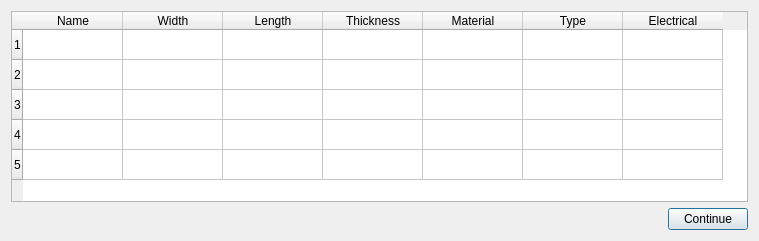
This is NEW_UI/ui/layerStack.ui in e3da/PowerSynth2-core as Qt 5 draws it before an edit. The edited form follows.
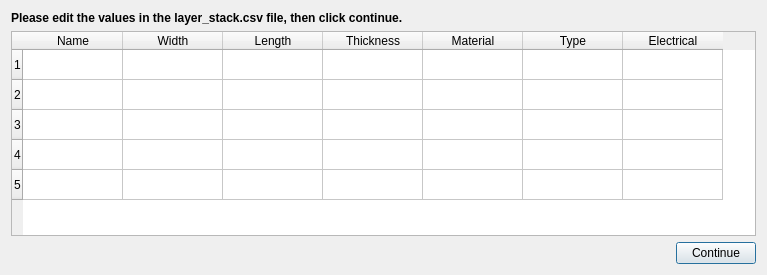
This is the edited form.

```diff
--- a/NEW_UI/ui/layerStack.ui
+++ b/NEW_UI/ui/layerStack.ui
@@ -6,14 +6,21 @@
    <rect>
     <x>0</x>
     <y>0</y>
-    <width>759</width>
-    <height>241</height>
+    <width>767</width>
+    <height>275</height>
    </rect>
   </property>
   <property name="windowTitle">
    <string>Dialog</string>
   </property>
   <layout class="QVBoxLayout" name="verticalLayout">
+   <item>
+    <widget class="QLabel" name="label">
+     <property name="text">
+      <string>&lt;html&gt;&lt;head/&gt;&lt;body&gt;&lt;p&gt;&lt;span style=&quot; font-weight:600;&quot;&gt;Please edit the values in the layer_stack.csv file, then click continue.&lt;/span&gt;&lt;/p&gt;&lt;/body&gt;&lt;/html&gt;</string>
+     </property>
+    </widget>
+   </item>
    <item>
     <widget class="QTableWidget" name="tableWidget">
      <row>
```
Left out of the diff: 2 changed lines with no effect on the pictures.
